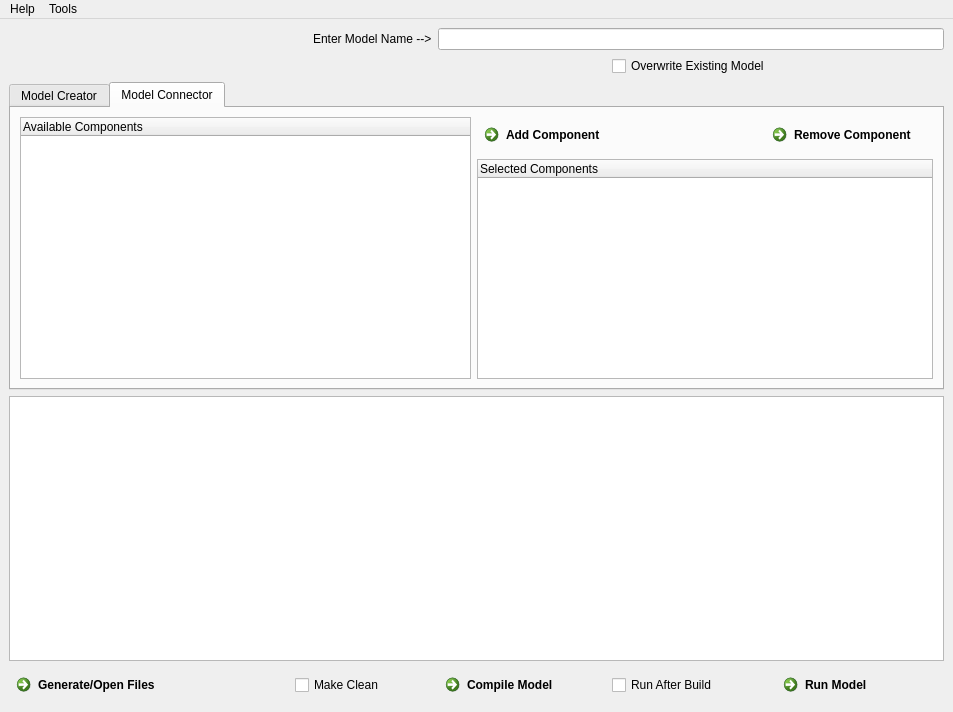
lpsmodsimteam/sst-config-gui, file resources/sstGUI.ui: the form before one commit.
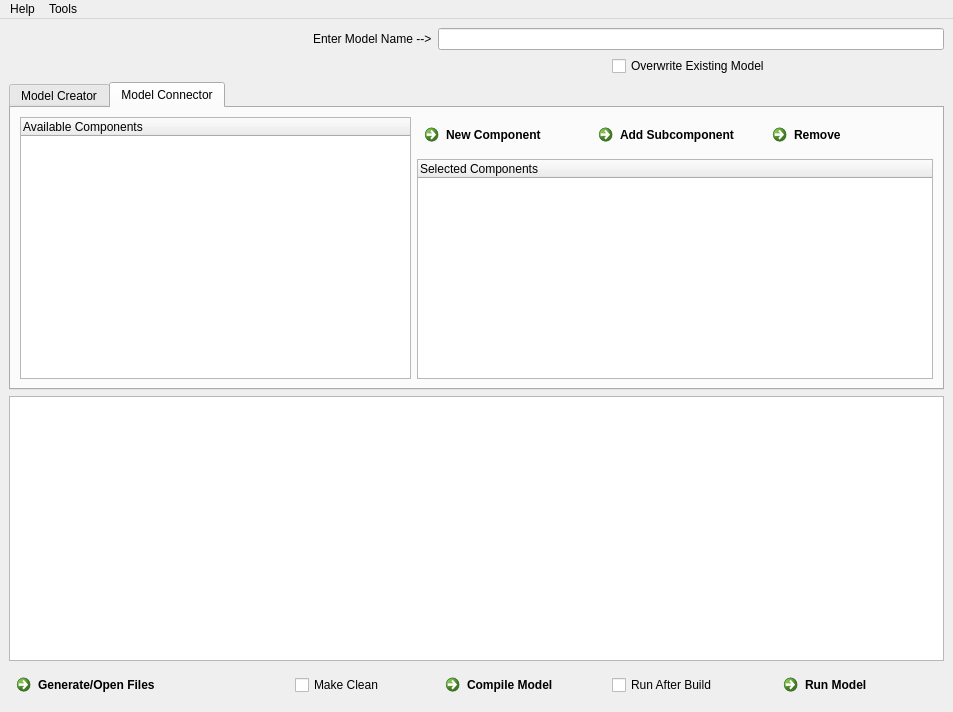
The form after the commit. The open tabs and pages were chosen to show the change. Icons and pictures are not drawn.

Commit message: Added subcomponents to the GUI, changed output of dot graphs to be jpg images

```diff
--- a/resources/sstGUI.ui
+++ b/resources/sstGUI.ui
@@ -134,14 +134,14 @@
        <attribute name="title">
         <string>Model Connector</string>
        </attribute>
-       <layout class="QGridLayout" name="gridLayout_2" columnstretch="2,1,1">
+       <layout class="QGridLayout" name="gridLayout_2" columnstretch="3,1,1,1">
         <item row="0" column="1" alignment="Qt::AlignLeft">
          <widget class="QCommandLinkButton" name="add">
           <property name="toolTip">
            <string>Add selected models from the Available Models List to the Selected Models List</string>
           </property>
           <property name="text">
-           <string>Add Component</string>
+           <string>New Component</string>
           </property>
           <property name="icon">
            <iconset>
@@ -149,13 +149,13 @@
           </property>
          </widget>
         </item>
-        <item row="0" column="2" alignment="Qt::AlignRight">
+        <item row="0" column="3" alignment="Qt::AlignRight">
          <widget class="QCommandLinkButton" name="remove">
           <property name="toolTip">
            <string>Remove selected models from the Selected Models List</string>
           </property>
           <property name="text">
-           <string>Remove Component</string>
+           <string>Remove</string>
           </property>
           <property name="icon">
            <iconset>
@@ -163,7 +163,7 @@
           </property>
          </widget>
         </item>
-        <item row="1" column="1" colspan="2">
+        <item row="1" column="1" colspan="3">
          <widget class="QTreeWidget" name="selected">
           <property name="toolTip">
            <string>Models to be connected. Double click for help</string>
@@ -187,6 +187,20 @@
           </column>
          </widget>
         </item>
+        <item row="0" column="2">
+         <widget class="QCommandLinkButton" name="addSub">
+          <property name="toolTip">
+           <string>Add selected subcomponents from the Available Components list to the selected component in the Selected Components list</string>
+          </property>
+          <property name="text">
+           <string>Add Subcomponent</string>
+          </property>
+          <property name="icon">
+           <iconset>
+            <normaloff>resources/add.png</normaloff>resources/add.png</iconset>
+          </property>
+         </widget>
+        </item>
        </layout>
       </widget>
      </widget>
```
Left out of the diff: 22 changed lines with no effect on the pictures. The commit also changes 15 other files.
